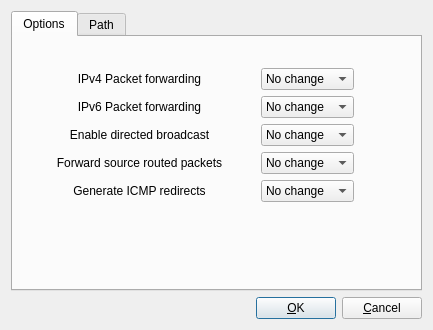
The window that src/libgui/openbsdadvanceddialog_q.ui (fwbuilder/fwbuilder) describes before a commit, drawn with Qt 5.
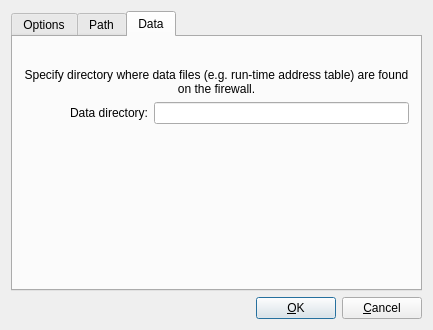
The same window after the commit.

Commit message: * Implemented #2514, support for address table alternate paths. 	There's a "data directory" setting under user preferences.  If the 	user selects an address table file using "choose file" and that 	file is "inside" the data directory, then the appropriate part of 	the path is replaced with %DATADIR% as a variable.  If the address 	table is marked "run-time" then the path is taken from the 	firewall data directory option.

```diff
--- a/src/libgui/openbsdadvanceddialog_q.ui
+++ b/src/libgui/openbsdadvanceddialog_q.ui
@@ -23,7 +23,7 @@
    <item row="0" column="0">
     <widget class="QTabWidget" name="tabWidget">
      <property name="currentIndex">
-      <number>0</number>
+      <number>2</number>
      </property>
      <widget class="QWidget" name="tab0">
       <attribute name="title">
@@ -379,6 +379,78 @@
        </item>
       </layout>
      </widget>
+     <widget class="QWidget" name="tab">
+      <attribute name="title">
+       <string>Data</string>
+      </attribute>
+      <layout class="QGridLayout" name="gridLayout">
+       <item row="0" column="1">
+        <spacer name="spacer">
+         <property name="orientation">
+          <enum>Qt::Vertical</enum>
+         </property>
+         <property name="sizeType">
+          <enum>QSizePolicy::Fixed</enum>
+         </property>
+         <property name="sizeHint" stdset="0">
+          <size>
+           <width>20</width>
+           <height>20</height>
+          </size>
+         </property>
+        </spacer>
+       </item>
+       <item row="1" column="0" colspan="3">
+        <widget class="QLabel" name="label456_2">
+         <property name="text">
+          <string>Specify directory where data files (e.g. run-time address table) are found on the firewall.</string>
+         </property>
+         <property name="alignment">
+          <set>Qt::AlignCenter</set>
+         </property>
+         <property name="wordWrap">
+          <bool>true</bool>
+         </property>
+        </widget>
+       </item>
+       <item row="2" column="0">
+        <widget class="QLabel" name="label453_3">
+         <property name="text">
+          <string>Data directory:</string>
+         </property>
+         <property name="alignment">
+          <set>Qt::AlignRight|Qt::AlignTrailing|Qt::AlignVCenter</set>
+         </property>
+         <property name="wordWrap">
+          <bool>false</bool>
+         </property>
+        </widget>
+       </item>
+       <item row="2" column="1" colspan="2">
+        <widget class="QLineEdit" name="openbsd_data_dir">
+         <property name="minimumSize">
+          <size>
+           <width>200</width>
+           <height>0</height>
+          </size>
+         </property>
+        </widget>
+       </item>
+       <item row="3" column="2">
+        <spacer name="verticalSpacer_3">
+         <property name="orientation">
+          <enum>Qt::Vertical</enum>
+         </property>
+         <property name="sizeHint" stdset="0">
+          <size>
+           <width>20</width>
+           <height>118</height>
+          </size>
+         </property>
+        </spacer>
+       </item>
+      </layout>
+     </widget>
     </widget>
    </item>
    <item row="1" column="0">
```
The commit also changes 35 other files.
